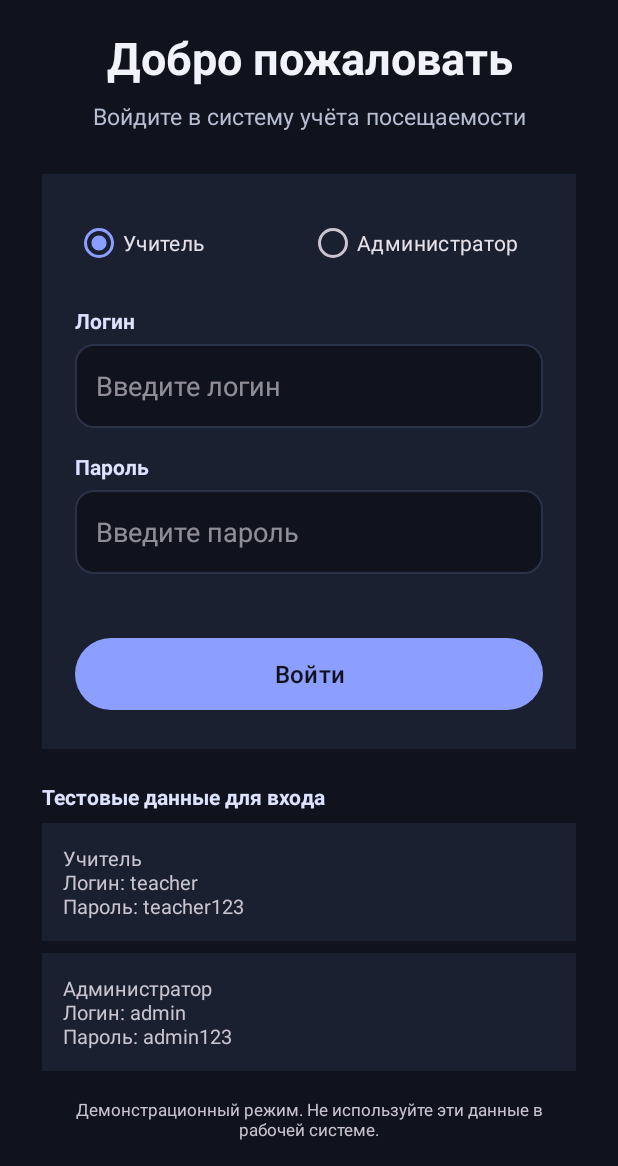
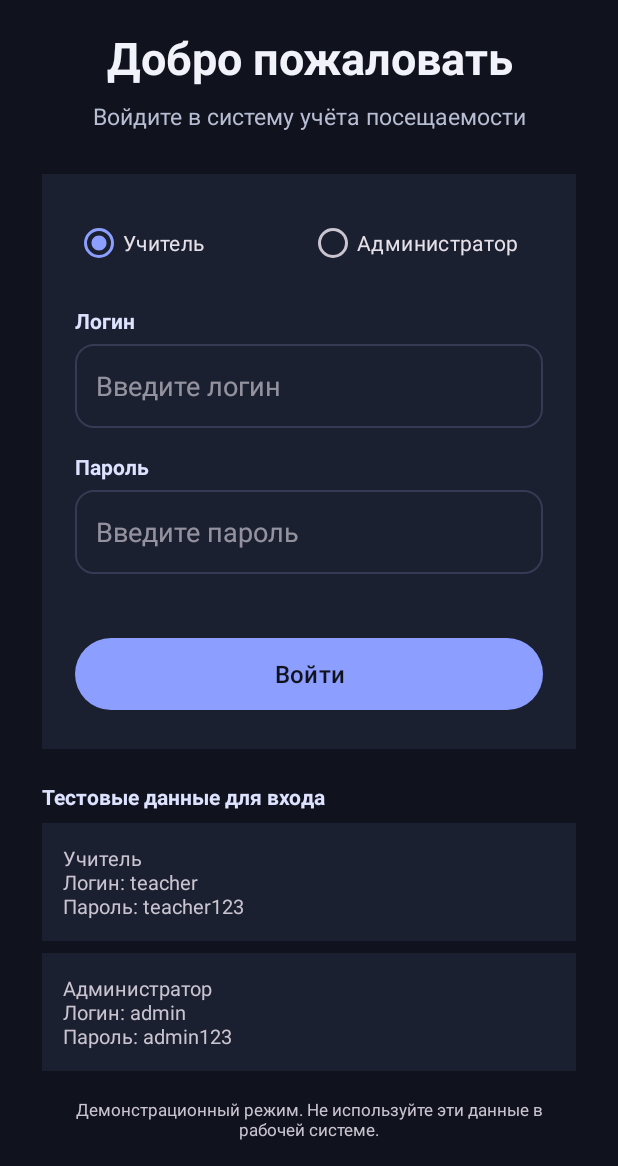
Before and after one commit to EvaElife1/AttendanceControl, an Android app: the screen it shows after launch (LoginActivity), on a phone screen of 412 x 824 dp, the part 70-1236 px from its top. Run offline under Robolectric (Android 15) with nearby library versions, the phone set to English and light mode, and no system bars.

Commit message:
Apply dark theme and add logout

```diff
--- a/app/src/main/res/drawable/login_input_background.xml
+++ b/app/src/main/res/drawable/login_input_background.xml
@@ -1,6 +1,6 @@
 <?xml version="1.0" encoding="utf-8"?>
 <shape xmlns:android="http://schemas.android.com/apk/res/android">
-    <solid android:color="@color/background" />
-    <stroke android:width="1dp" android:color="@color/surface_variant" />
+    <solid android:color="@color/surface" />
+    <stroke android:width="1dp" android:color="@color/divider" />
     <corners android:radius="12dp" />
 </shape>
```
